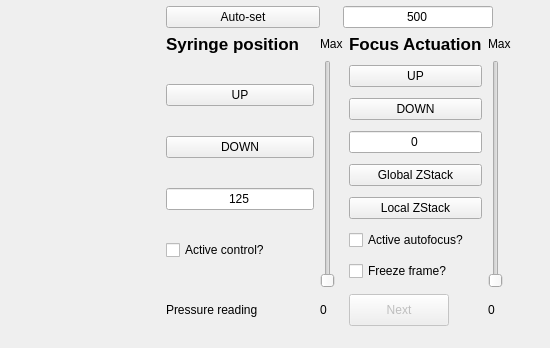
First picture: the form in ulc_mm_package/QtGUI/dev_run.ui, repository czbiohub-sf/ulc-malaria-scope, before the edit; both pictures show x 836 to 1386 and y 294 to 642 of the 1386 by 855 pixel window.
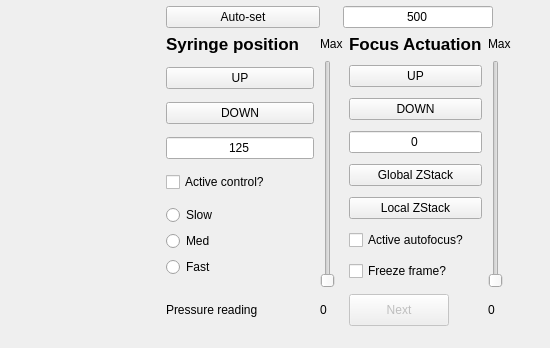
Second picture: the form after the edit. Custom widgets are drawn as their Qt base class.

Commit message: Add flow rate setpoints to 's active flow control

What changed in the file:
```diff
--- a/ulc_mm_package/QtGUI/dev_run.ui
+++ b/ulc_mm_package/QtGUI/dev_run.ui
@@ -42,7 +42,7 @@
       <item row="1" column="1" colspan="2">
        <layout class="QGridLayout" name="gridLayout_2">
         <item row="1" column="0">
-         <layout class="QVBoxLayout" name="verticalLayout_3" stretch="0,0,0,0">
+         <layout class="QVBoxLayout" name="verticalLayout_3" stretch="0,0,0,0,0">
           <item>
            <widget class="QPushButton" name="btnFlowUp">
             <property name="maximumSize">
@@ -107,6 +107,31 @@
             </property>
            </widget>
           </item>
+          <item>
+           <layout class="QGridLayout" name="gridLayout_3">
+            <item row="4" column="0">
+             <widget class="QRadioButton" name="radFlowFast">
+              <property name="text">
+               <string>Fast</string>
+              </property>
+             </widget>
+            </item>
+            <item row="1" column="0">
+             <widget class="QRadioButton" name="radFlowSlow">
+              <property name="text">
+               <string>Slow</string>
+              </property>
+             </widget>
+            </item>
+            <item row="3" column="0">
+             <widget class="QRadioButton" name="radFlowMed">
+              <property name="text">
+               <string>Med</string>
+              </property>
+             </widget>
+            </item>
+           </layout>
+          </item>
          </layout>
         </item>
         <item row="3" column="3">
```
The commit also changes 6 other files.
